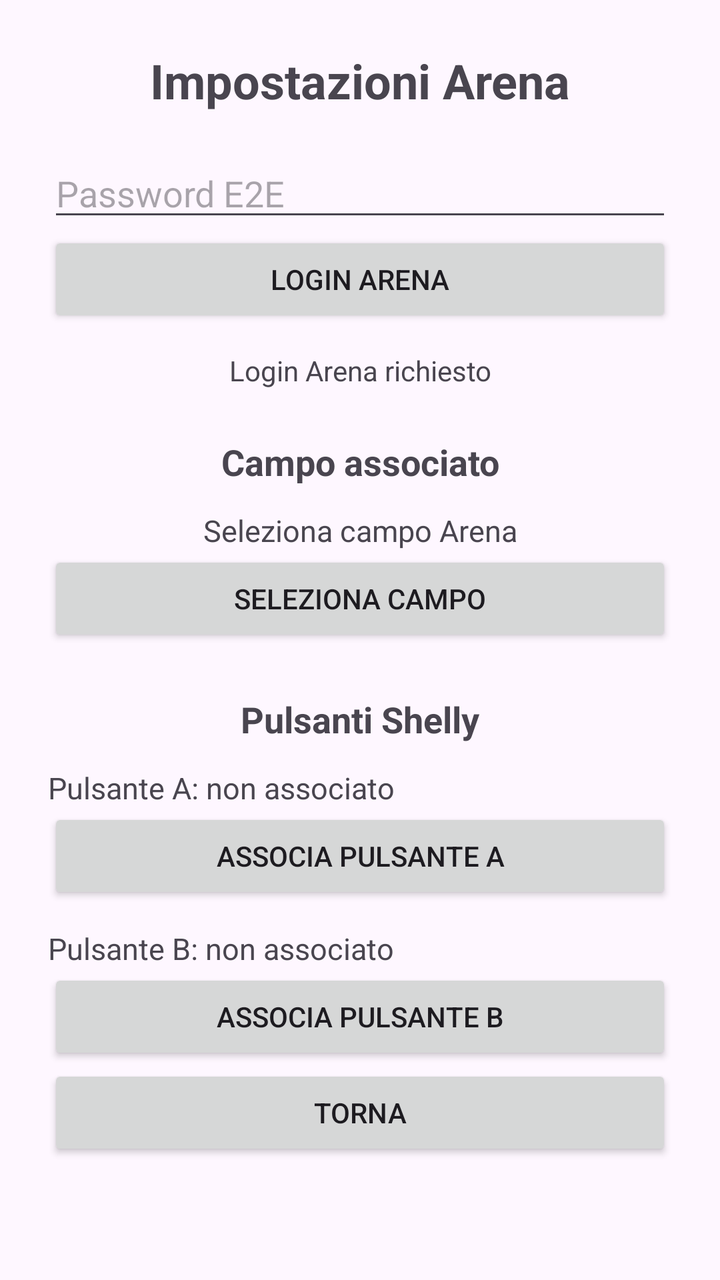
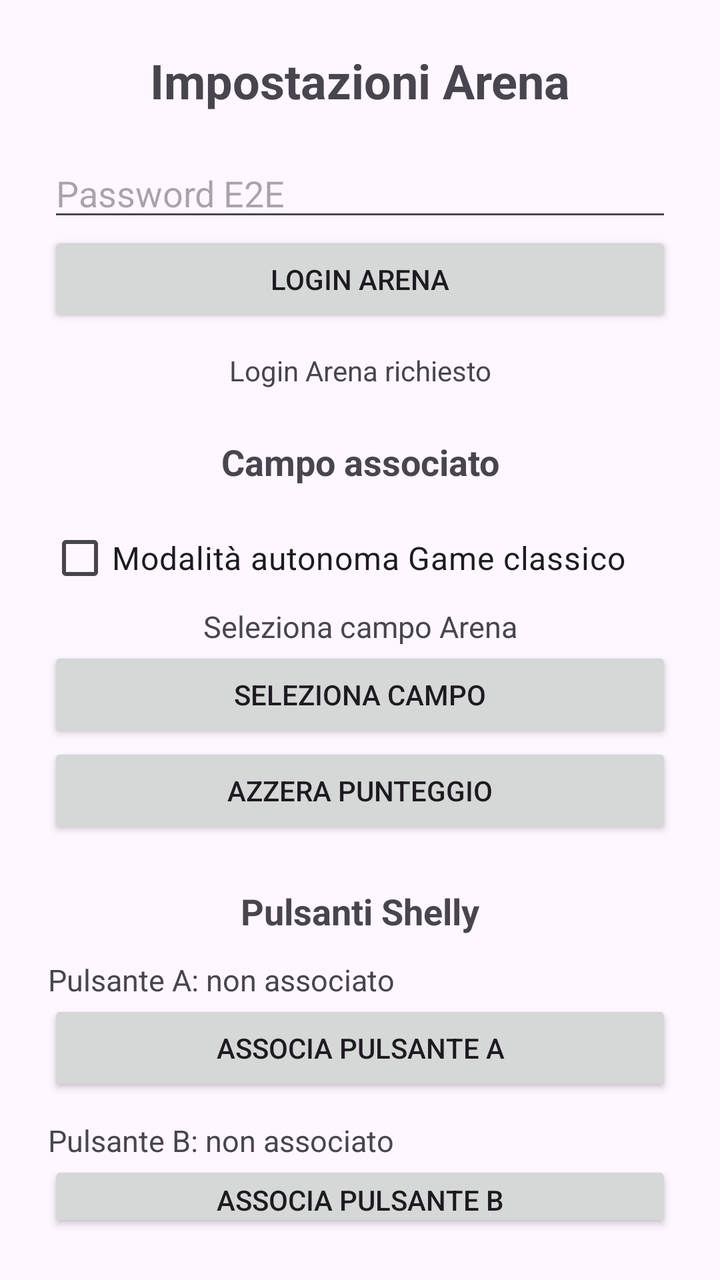

Screens rendered from an Android XML layout before and after an edit, with the pre-edit source and the edit as a unified diff.
<!-- AndroidManifest.xml: application theme Theme.PadelBoardArena -->
<!-- res/layout/activity_arena_settings.xml -->
<?xml version="1.0" encoding="utf-8"?>
<LinearLayout
    xmlns:android="http://schemas.android.com/apk/res/android"
    android:layout_width="match_parent"
    android:layout_height="match_parent"
    android:orientation="vertical"
    android:padding="24dp">

    <TextView
        android:id="@+id/arenaSettingsTitleText"
        android:layout_width="match_parent"
        android:layout_height="wrap_content"
        android:text="Impostazioni Arena"
        android:textSize="24sp"
        android:textStyle="bold"
        android:gravity="center"
        android:paddingBottom="18dp" />

    <EditText
        android:id="@+id/arenaSettingsPasswordEditText"
        android:layout_width="match_parent"
        android:layout_height="wrap_content"
        android:hint="Password E2E"
        android:inputType="textPassword"
        android:singleLine="true" />

    <Button
        android:id="@+id/arenaSettingsLoginButton"
        android:layout_width="match_parent"
        android:layout_height="wrap_content"
        android:text="Login Arena" />

    <TextView
        android:id="@+id/arenaSettingsStatusText"
        android:layout_width="match_parent"
        android:layout_height="wrap_content"
        android:text="Login Arena richiesto"
        android:textSize="14sp"
        android:gravity="center"
        android:paddingTop="12dp" />

    <TextView
        android:id="@+id/arenaSettingsCourtTitleText"
        android:layout_width="match_parent"
        android:layout_height="wrap_content"
        android:text="Campo associato"
        android:textSize="18sp"
        android:textStyle="bold"
        android:gravity="center"
        android:paddingTop="24dp"
        android:paddingBottom="12dp" />

    <TextView
        android:id="@+id/arenaSettingsCourtStatusText"
        android:layout_width="match_parent"
        android:layout_height="wrap_content"
        android:text="Seleziona campo Arena"
        android:textSize="15sp"
        android:gravity="center" />

    <Button
        android:id="@+id/arenaSettingsSelectCourtButton"
        android:layout_width="match_parent"
        android:layout_height="wrap_content"
        android:text="Seleziona campo" />

    <TextView
        android:id="@+id/arenaSettingsShellyTitleText"
        android:layout_width="match_parent"
        android:layout_height="wrap_content"
        android:text="Pulsanti Shelly"
        android:textSize="18sp"
        android:textStyle="bold"
        android:gravity="center"
        android:paddingTop="24dp"
        android:paddingBottom="12dp" />

    <TextView
        android:id="@+id/arenaSettingsDeviceAStatusText"
        android:layout_width="match_parent"
        android:layout_height="wrap_content"
        android:text="Pulsante A: non associato"
        android:textSize="15sp" />

    <Button
        android:id="@+id/arenaSettingsAssignAButton"
        android:layout_width="match_parent"
        android:layout_height="wrap_content"
        android:text="Associa pulsante A" />

    <TextView
        android:id="@+id/arenaSettingsDeviceBStatusText"
        android:layout_width="match_parent"
        android:layout_height="wrap_content"
        android:text="Pulsante B: non associato"
        android:textSize="15sp"
        android:paddingTop="12dp" />

    <Button
        android:id="@+id/arenaSettingsAssignBButton"
        android:layout_width="match_parent"
        android:layout_height="wrap_content"
        android:text="Associa pulsante B" />

    <Button
        android:id="@+id/arenaSettingsBackButton"
        android:layout_width="match_parent"
        android:layout_height="wrap_content"
        android:text="Torna" />

</LinearLayout>
<!-- resources referenced by this layout -->
<resources>
  <style name="Theme.PadelBoardArena" parent="Base.Theme.PadelBoardArena" />
  <style name="Base.Theme.PadelBoardArena" parent="Theme.Material3.DayNight.NoActionBar">
          
          
      </style>
</resources>

<!-- the commit's change to res/layout/activity_arena_settings.xml (unified diff, before → after) -->
@@ -50,6 +50,14 @@
         android:paddingTop="24dp"
         android:paddingBottom="12dp" />
 
+    <CheckBox
+        android:id="@+id/arenaSettingsStandaloneClassicModeCheckBox"
+        android:layout_width="match_parent"
+        android:layout_height="wrap_content"
+        android:minHeight="48dp"
+        android:text="Modalità autonoma Game classico"
+        android:textSize="16sp" />
+
     <TextView
         android:id="@+id/arenaSettingsCourtStatusText"
         android:layout_width="match_parent"
@@ -63,6 +71,12 @@
         android:layout_width="match_parent"
         android:layout_height="wrap_content"
         android:text="Seleziona campo" />
+
+    <Button
+        android:id="@+id/arenaSettingsResetScoreButton"
+        android:layout_width="match_parent"
+        android:layout_height="wrap_content"
+        android:text="Azzera punteggio" />
 
     <TextView
         android:id="@+id/arenaSettingsShellyTitleText"
